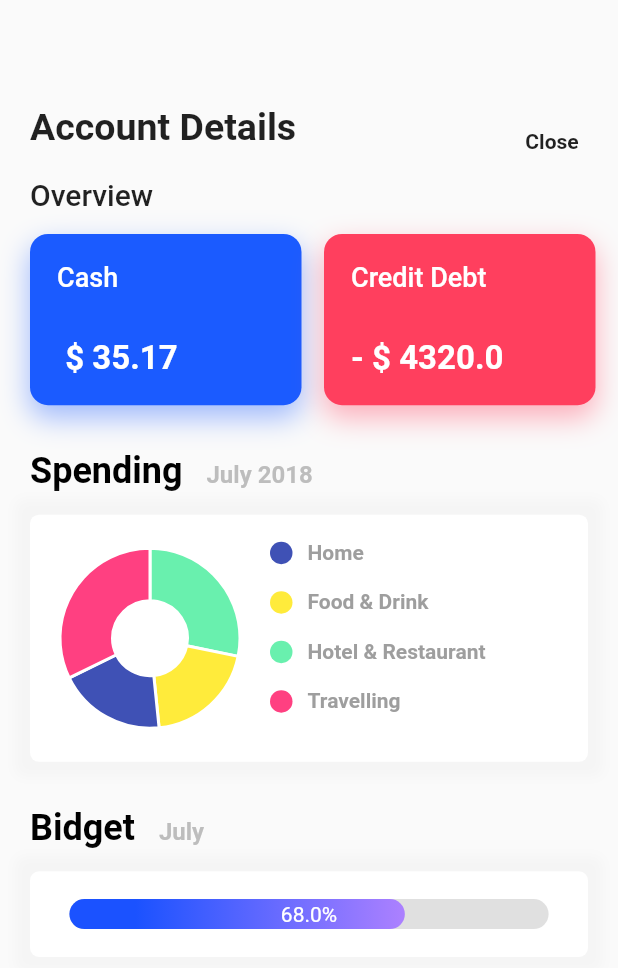
After one commit to abhinpai/Flutter-UI-Challenges, a Flutter app: the Account screen opened by its route, on a phone screen of 412 x 824 dp. The commit adds this screen. Shown: the top 968 px of the screen. Run offline on Flutter 3.47's test engine with Material 2 defaults, Android fonts, the phone set to English and light mode, and no system bars; our stand-ins replace charts_flutter; Roboto replaces fonts that are missing (Varela).

Commit message:
Added the account details UI

```diff
--- /dev/null
+++ b/lib/UI/Challenge3/screens/Account.dart
@@ -0,0 +1,261 @@
+import 'package:flutter/material.dart';
+import 'package:charts_flutter/flutter.dart' as charts;
+import 'package:flutter_ui_challenge/UI/Challenge3/utils/screen_size.dart';
+import 'package:flutter_ui_challenge/UI/Challenge3/widget/donut-chart.dart';
+import 'package:flutter_ui_challenge/UI/Challenge3/widget/percent-indicator.dart';
+
+var data = [
+  new DataPerItem('Home', 35, Colors.greenAccent),
+  new DataPerItem('Food & Drink', 25, Colors.yellow),
+  new DataPerItem('Hotel & Restaurant', 24, Colors.indigo),
+  new DataPerItem('Travelling', 40, Colors.pinkAccent),
+];
+
+var series = [
+  new charts.Series(
+    domainFn: (DataPerItem clickData, _) => clickData.name,
+    measureFn: (DataPerItem clickData, _) => clickData.percent,
+    colorFn: (DataPerItem clickData, _) => clickData.color,
+    id: 'Item',
+    data: data,
+  ),
+];
+
+class Account extends StatefulWidget {
+  @override
+  _AccountState createState() => _AccountState();
+}
+
+class _AccountState extends State<Account> {
+  @override
+  Widget build(BuildContext context) {
+    final _media = MediaQuery.of(context).size;
+    return Scaffold(
+      body: ListView(
+        physics: BouncingScrollPhysics(),
+        padding: EdgeInsets.only(left: 20, top: 70),
+        children: <Widget>[
+          Row(
+            mainAxisAlignment: MainAxisAlignment.spaceBetween,
+            crossAxisAlignment: CrossAxisAlignment.start,
+            children: <Widget>[
+              Text(
+                'Account Details',
+                style: TextStyle(fontSize: 25, fontWeight: FontWeight.bold),
+              ),
+              FlatButton(
+                onPressed: () => Navigator.pop(context),
+                child: Text(
+                  'Close',
+                  style: TextStyle(fontWeight: FontWeight.bold),
+                ),
+              )
+            ],
+          ),
+          Text(
+            'Overview',
+            style: TextStyle(fontWeight: FontWeight.w500, fontSize: 20),
+          ),
+          Row(
+            children: <Widget>[
+              colorCard("Cash", 35.170, 1, context, Color(0xFF1b5bff)),
+              colorCard("Credit Debt", 4320, -1, context, Color(0xFFff3f5e)),
+            ],
+          ),
+          SizedBox(
+            height: 30,
+          ),
+          RichText(
+            text: TextSpan(
+              children: [
+                TextSpan(
+                  text: "Spending",
+                  style: TextStyle(
+                    color: Colors.black,
+                    fontSize: 24,
+                    fontWeight: FontWeight.bold,
+                    fontFamily: "Varela",
+                  ),
+                ),
+                TextSpan(
+                  text: "    July 2018",
+                  style: TextStyle(
+                    color: Colors.grey.shade400,
+                    fontWeight: FontWeight.w700,
+                    fontSize: 16,
+                    fontFamily: "Varela",
+                  ),
+                ),
+              ],
+            ),
+          ),
+          Container(
+            margin: EdgeInsets.only(top: 15, right: 20),
+            // padding: EdgeInsets.all(15),
+            height:
+                screenAwareSize(_media.longestSide <= 775 ? 180 : 130, context),
+            decoration: BoxDecoration(
+                color: Colors.white,
+                borderRadius: BorderRadius.circular(6),
+                boxShadow: [
+                  BoxShadow(
+                      color: Colors.grey.shade100,
+                      blurRadius: 6,
+                      spreadRadius: 10)
+                ]),
+            child: Row(
+              mainAxisAlignment: MainAxisAlignment.start,
+              crossAxisAlignment: CrossAxisAlignment.start,
+              children: <Widget>[
+                Container(
+                  height: 180,
+                  width: 160,
+                  // color: Colors.red,
+                  child: DonutPieChart(
+                    series,
+                    animate: true,
+                  ),
+                ),
+                Container(
+                  child: Column(
+                    mainAxisSize: MainAxisSize.min,
+                    crossAxisAlignment: CrossAxisAlignment.start,
+                    children: <Widget>[
+                      donutCard(Colors.indigo, "Home"),
+                      donutCard(Colors.yellow, "Food & Drink"),
+                      donutCard(Colors.greenAccent, "Hotel & Restaurant"),
+                      donutCard(Colors.pinkAccent, "Travelling"),
+                    ],
+                  ),
+                )
+              ],
+            ),
+          ),
+          SizedBox(
+            height: 30,
+          ),
+          RichText(
+            text: TextSpan(
+              children: [
+                TextSpan(
+                  text: "Bidget",
+                  style: TextStyle(
+                    color: Colors.black,
+                    fontSize: 24,
+                    fontWeight: FontWeight.bold,
+                    fontFamily: "Varela",
+                  ),
+                ),
+                TextSpan(
+                  text: "    July",
+                  style: TextStyle(
+                    color: Colors.grey.shade400,
+                    fontWeight: FontWeight.w700,
+                    fontSize: 16,
+                    fontFamily: "Varela",
+                  ),
+                ),
+              ],
+            ),
+          ),
+          Container(
+            margin: EdgeInsets.only(top: 15, right: 20),
+            height: screenAwareSize(45, context),
+            decoration: BoxDecoration(
+                color: Colors.white,
+                borderRadius: BorderRadius.circular(6),
+                boxShadow: [
+                  BoxShadow(
+                      color: Colors.grey.shade100,
+                      spreadRadius: 10,
+                      blurRadius: 6)
+                ]),
+            child: LinearPercentIndicator(
+              width: screenAwareSize(
+                  _media.width - (_media.longestSide <= 775 ? 100 : 160),
+                  context),
+              lineHeight: 20.0,
+              percent: 0.68,
+              backgroundColor: Colors.grey.shade300,
+              progressColor: Color(0xFF1b52ff),
+              animation: true,
+              animateFromLastPercent: true,
+              alignment: MainAxisAlignment.spaceEvenly,
+              animationDuration: 1000,
+              linearStrokeCap: LinearStrokeCap.roundAll,
+              center: Text("68.0%", style: TextStyle(color: Colors.white),),
+            ),
+          )
+        ],
+      ),
+    );
+  }
+
+  Widget donutCard(Color color, String text) {
+    return Row(
+      crossAxisAlignment: CrossAxisAlignment.end,
+      children: <Widget>[
+        Container(
+          margin: EdgeInsets.only(left: 0, right: 10, top: 18),
+          height: 15,
+          width: 15,
+          decoration: BoxDecoration(
+            shape: BoxShape.circle,
+            color: color,
+          ),
+        ),
+        Text(
+          text,
+          style: TextStyle(
+            color: Colors.grey,
+            fontWeight: FontWeight.bold,
+            fontSize: 14,
+            inherit: true,
+          ),
+          softWrap: true,
+          overflow: TextOverflow.ellipsis,
+        )
+      ],
+    );
+  }
+
+  Widget colorCard(
+      String text, double amount, int type, BuildContext context, Color color) {
+    final _media = MediaQuery.of(context).size;
+    return Container(
+      margin: EdgeInsets.only(top: 15, right: 15),
+      padding: EdgeInsets.all(18),
+      width: _media.width / 2 - 25,
+      height: screenAwareSize(90, context),
+      decoration: BoxDecoration(
+          color: color,
+          borderRadius: BorderRadius.circular(12),
+          boxShadow: [
+            BoxShadow(
+                color: color.withOpacity(0.4),
+                blurRadius: 16,
+                spreadRadius: 0.2,
+                offset: Offset(0, 8)),
+          ]),
+      child: Column(
+        mainAxisAlignment: MainAxisAlignment.spaceBetween,
+        crossAxisAlignment: CrossAxisAlignment.start,
+        children: <Widget>[
+          Text(
+            text,
+            style: TextStyle(
+                fontSize: 18, color: Colors.white, fontWeight: FontWeight.w500),
+          ),
+          Text(
+            "${type > 0 ? "" : "-"} \$ ${amount.toString()}",
+            style: TextStyle(
+              fontSize: 22,
+              color: Colors.white,
+              fontWeight: FontWeight.bold,
+            ),
+          )
+        ],
+      ),
+    );
+  }
+}
--- /dev/null
+++ b/lib/UI/Challenge3/utils/screen_size.dart
@@ -0,0 +1,7 @@
+import 'package:flutter/material.dart';
+
+const double baseHeight = 650.0;
+
+double screenAwareSize(double size, BuildContext context){
+  return size * MediaQuery.of(context).size.height / baseHeight;
+}
--- /dev/null
+++ b/lib/UI/Challenge3/widget/donut-chart.dart
@@ -0,0 +1,29 @@
+import 'package:charts_flutter/flutter.dart' as charts;
+import 'package:flutter/material.dart';
+
+class DataPerItem {
+  final String name;
+  final int percent;
+  final charts.Color color;
+
+  DataPerItem(this.name, this.percent, Color color)
+      : this.color = new charts.Color(
+            r: color.red, g: color.green, b: color.blue, a: color.alpha);
+}
+
+class DonutPieChart extends StatelessWidget {
+  final List<charts.Series> seriesList;
+  final bool animate;
+
+  DonutPieChart(this.seriesList, {this.animate});
+
+  @override
+  Widget build(BuildContext context) {
+    return new charts.PieChart(
+      seriesList,
+      animate: animate,
+      defaultRenderer: new charts.ArcRendererConfig(arcWidth: 35),
+      defaultInteractions: true,
+    );
+  }
+}
--- /dev/null
+++ b/lib/UI/Challenge3/widget/percent-indicator.dart
@@ -0,0 +1,223 @@
+import 'package:flutter/material.dart';
+
+enum LinearStrokeCap { butt, round, roundAll }
+
+class LinearPercentIndicator extends StatefulWidget {
+  ///Percent value between 0.0 and 1.0
+  final double percent;
+  final double width;
+
+  ///Height of the line
+  final double lineHeight;
+
+  ///Color of the background of the Line , default = transparent
+  final Color fillColor;
+
+  ///First color applied to the complete line
+  final Color backgroundColor;
+  final Color progressColor;
+
+  ///true if you want the Line to have animation
+  final bool animation;
+
+  ///duration of the animation in milliseconds, It only applies if animation attribute is true
+  final int animationDuration;
+
+  ///widget at the left of the Line
+  final Widget leading;
+
+  ///widget at the right of the Line
+  final Widget trailing;
+
+  ///widget inside the Line
+  final Widget center;
+
+  ///The kind of finish to place on the end of lines drawn, values supported: butt, round, roundAll
+  final LinearStrokeCap linearStrokeCap;
+
+  ///alignment of the Row (leading-widget-center-trailing)
+  final MainAxisAlignment alignment;
+
+  ///padding to the LinearPercentIndicator
+  final EdgeInsets padding;
+
+  /// set true if you want to animate the linear from the last percent value you set
+  final bool animateFromLastPercent;
+
+  LinearPercentIndicator(
+      {Key key,
+      this.fillColor = Colors.transparent,
+      this.percent = 0.0,
+      this.lineHeight = 5.0,
+      @required this.width,
+      this.backgroundColor = const Color(0xFFB8C7CB),
+      this.progressColor = Colors.red,
+      this.animation = false,
+      this.animationDuration = 500,
+      this.animateFromLastPercent = false,
+      this.leading,
+      this.trailing,
+      this.center,
+      this.linearStrokeCap,
+      this.padding = const EdgeInsets.symmetric(horizontal: 10.0),
+      this.alignment = MainAxisAlignment.start})
+      : super(key: key) {
+    if (percent < 0.0 || percent > 1.0) {
+      throw new Exception("Percent value must be a double between 0.0 and 1.0");
+    }
+  }
+
+  @override
+  _LinearPercentIndicatorState createState() => _LinearPercentIndicatorState();
+}
+
+class _LinearPercentIndicatorState extends State<LinearPercentIndicator>
+    with SingleTickerProviderStateMixin {
+  AnimationController _animationController;
+  Animation _animation;
+  double _percent = 0.0;
+
+  @override
+  void dispose() {
+    if (_animationController != null) {
+      _animationController.dispose();
+    }
+    super.dispose();
+  }
+
+  @override
+  void initState() {
+    if (widget.animation) {
+      _animationController = new AnimationController(
+          vsync: this,
+          duration: Duration(milliseconds: widget.animationDuration));
+      _animation =
+          Tween(begin: 0.0, end: widget.percent).animate(_animationController)
+            ..addListener(() {
+              setState(() {
+                _percent = _animation.value;
+              });
+            });
+      _animationController.forward();
+    } else {
+      _updateProgress();
+    }
+    super.initState();
+  }
+
+  @override
+  void didUpdateWidget(LinearPercentIndicator oldWidget) {
+    super.didUpdateWidget(oldWidget);
+    if (oldWidget.percent != widget.percent) {
+      if (_animationController != null) {
+        _animationController.duration =
+            Duration(milliseconds: widget.animationDuration);
+        _animation = Tween(
+                begin: widget.animateFromLastPercent ? oldWidget.percent : 0.0,
+                end: widget.percent)
+            .animate(_animationController);
+        _animationController.forward(from: 0.0);
+      } else {
+        _updateProgress();
+      }
+    }
+  }
+
+  _updateProgress() {
+    setState(() {
+      _percent = widget.percent;
+    });
+  }
+
+  @override
+  Widget build(BuildContext context) {
+    var items = List<Widget>();
+    if (widget.leading != null) {
+      items.add(widget.leading);
+    }
+    items.add(Container(
+        width: widget.width,
+        height: widget.lineHeight * 2,
+        padding: widget.padding,
+        child: CustomPaint(
+          painter: LinearPainter(
+              progress: _percent,
+              center: widget.center,
+              progressColor: widget.progressColor,
+              backgroundColor: widget.backgroundColor,
+              linearStrokeCap: widget.linearStrokeCap,
+              lineWidth: widget.lineHeight),
+          child: (widget.center != null)
+              ? Center(child: widget.center)
+              : Container(),
+        )));
+
+    if (widget.trailing != null) {
+      items.add(widget.trailing);
+    }
+
+    return Material(
+      color: Colors.transparent,
+      child: new Container(
+          color: widget.fillColor,
+          child: Row(
+            mainAxisAlignment: widget.alignment,
+            crossAxisAlignment: CrossAxisAlignment.center,
+            children: items,
+          )),
+    );
+  }
+}
+
+class LinearPainter extends CustomPainter {
+  final Paint _paintBackground = new Paint();
+  final Paint _paintLine = new Paint();
+  final lineWidth;
+  final progress;
+  final center;
+  final Color progressColor;
+  final Color backgroundColor;
+  final LinearStrokeCap linearStrokeCap;
+
+  LinearPainter(
+      {this.lineWidth,
+      this.progress,
+      this.center,
+      this.progressColor,
+      this.backgroundColor,
+      this.linearStrokeCap = LinearStrokeCap.butt}) {
+    _paintBackground.color = backgroundColor;
+    _paintBackground.style = PaintingStyle.stroke;
+    _paintBackground.strokeWidth = lineWidth;
+
+    _paintLine.shader = LinearGradient(colors: [progressColor, Color(0xFFc087ff)])
+            .createShader(Rect.fromCircle(
+                center: Offset(progress * 100 * 2, 100),
+                radius: progress * 100 * 1.5));
+
+    _paintLine.style = PaintingStyle.stroke;
+    _paintLine.strokeWidth = lineWidth;
+    if (linearStrokeCap == LinearStrokeCap.round) {
+      _paintLine.strokeCap = StrokeCap.round;
+    } else if (linearStrokeCap == LinearStrokeCap.butt) {
+      _paintLine.strokeCap = StrokeCap.butt;
+    } else {
+      _paintLine.strokeCap = StrokeCap.round;
+      _paintBackground.strokeCap = StrokeCap.round;
+    }
+  }
+
+  @override
+  void paint(Canvas canvas, Size size) {
+    final start = Offset(0.0, size.height / 2);
+    final end = Offset(size.width, size.height / 2);
+    canvas.drawLine(start, end, _paintBackground);
+    canvas.drawLine(
+        start, Offset(size.width * progress, size.height / 2), _paintLine);
+  }
+
+  @override
+  bool shouldRepaint(CustomPainter oldDelegate) {
+    return true;
+  }
+}
--- a/lib/main.dart
+++ b/lib/main.dart
@@ -3,6 +3,8 @@ import 'package:flutter_ui_challenge/UI/Challenge0/screens/PaymentDashboard.dart
 import 'package:flutter_ui_challenge/UI/Challenge1/screens/AccountDetails.dart';
 import 'package:flutter_ui_challenge/UI/Challenge2/screens/clock.dart';
 import 'package:flutter_ui_challenge/UI/HomePage.dart';
+
+import 'UI/Challenge3/screens/Account.dart';
 
 
 void main() => runApp(MyApp());
@@ -23,6 +25,7 @@ class MyApp extends StatelessWidget {
         '/challenge0': (context) => PaymentDashboard(),
         '/challenge1': (context) => AccountDetails(),
         '/challenge2': (context) => Clock(),
+        '/challenge3': (context) => Account(),
       },
     );
   }
--- a/pubspec.yaml
+++ b/pubspec.yaml
@@ -23,6 +23,7 @@ dependencies:
   # The following adds the Cupertino Icons font to your application.
   # Use with the CupertinoIcons class for iOS style icons.
   cupertino_icons: ^0.1.2
+  charts_flutter: ^0.6.0
 
 dev_dependencies:
   flutter_test:
```
Also changed, not shown: pubspec.lock.
